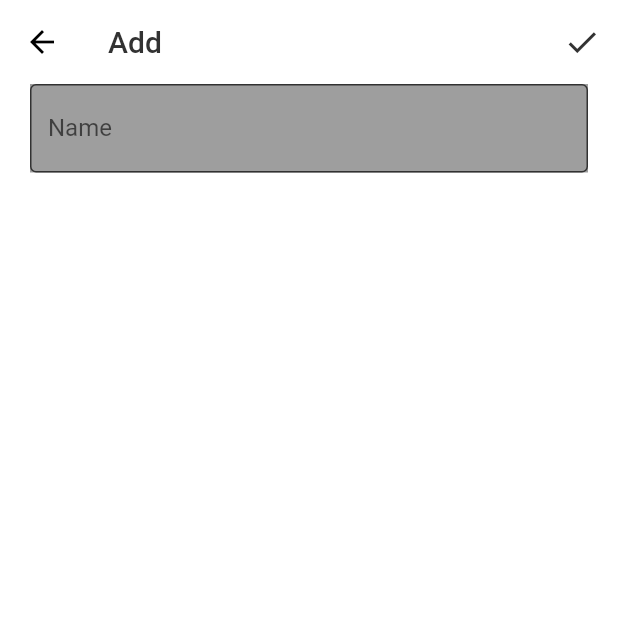
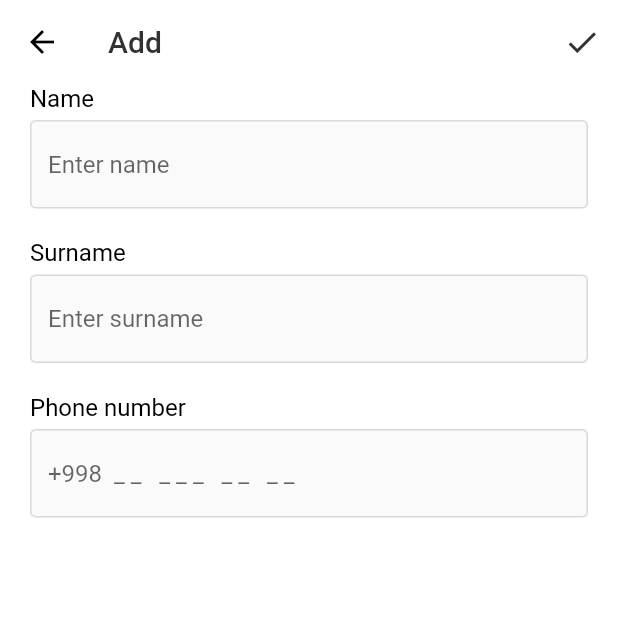
Before and after one commit to SMAmmadAli/Contact-App, a Flutter app: the MyAdd screen opened directly, on a phone screen of 412 x 824 dp, the top half of it. Run offline on Flutter 3.47's test engine with Material 2 defaults, Android fonts, the phone set to English and light mode, and no system bars.

Commit message:
Half App Completed

```diff
--- /dev/null
+++ b/lib/Model/listClass.dart
@@ -0,0 +1 @@
+final List<Map> Contact = [];
--- a/lib/Page/add.dart
+++ b/lib/Page/add.dart
@@ -1,8 +1,33 @@
+import 'package:contact_app/Page/listview.dart';
 import 'package:contact_app/utils/color_file.dart';
+import 'package:contact_app/utils/text_file.dart';
 import 'package:flutter/material.dart';
 
-class MyAdd extends StatelessWidget {
+import '../Model/listClass.dart';
+import '../utils/image_file.dart';
+
+class MyAdd extends StatefulWidget {
   const MyAdd({super.key});
+
+  @override
+  State<MyAdd> createState() => _MyAddState();
+}
+
+class _MyAddState extends State<MyAdd> {
+  TextEditingController name = TextEditingController();
+  TextEditingController surname = TextEditingController();
+  TextEditingController Phone = TextEditingController();
+
+  addNewContact(context) {
+    setState(() {
+      Contact.add({
+        "Name": name.text,
+        "Surname": surname.text,
+        "Phone": Phone.text,
+      });
+      print(Contact);
+    });
+  }
 
   @override
   Widget build(BuildContext context) {
@@ -24,7 +49,11 @@ class MyAdd extends StatelessWidget {
         ),
         actions: [
           IconButton(
-              onPressed: () {},
+              onPressed: () {
+                addNewContact(context);
+                Navigator.pushReplacement(context,
+                    MaterialPageRoute(builder: (context) => MyListView()));
+              },
               icon: Icon(
                 Icons.check,
                 color: MyColor.lightBlack,
@@ -34,18 +63,89 @@ class MyAdd extends StatelessWidget {
       ),
       body: Padding(
           padding: const EdgeInsets.symmetric(horizontal: 20),
-        child: Container(
-          color: Colors.grey,
+          child: Column(
+            crossAxisAlignment: CrossAxisAlignment.start,
+            children: [
+              Text(
+                MyTexts.text1,
+                style: TextStyle(
+                  fontWeight: FontWeight.w400,
+                  fontSize: 16,
+                  color: MyColor.black,
+                ),
+              ),
+              const SizedBox(
+                height: 5,
+              ),
+              Container(
+                color: MyColor.lightWhite,
                 child: TextField(
+                  controller: name,
                   decoration: InputDecoration(
-                label: const Text('Name'),
-                hintText: 'Enter name',
+                      fillColor: MyColor.lightWhite,
+                      hintText: MyTexts.hinttext1,
+                      border: InputBorder.none,
                       enabledBorder: OutlineInputBorder(
                           borderSide:
-                        BorderSide(width: 1, color: MyColor.lightBlack))),
+                              BorderSide(width: 1, color: MyColor.lightgrey))),
                 ),
               ),
+              const SizedBox(
+                height: 20,
               ),
+              Text(
+                MyTexts.text2,
+                style: TextStyle(
+                  fontWeight: FontWeight.w400,
+                  fontSize: 16,
+                  color: MyColor.black,
+                ),
+              ),
+              const SizedBox(
+                height: 5,
+              ),
+              Container(
+                color: MyColor.lightWhite,
+                child: TextField(
+                  controller: surname,
+                  decoration: InputDecoration(
+                      fillColor: MyColor.lightWhite,
+                      hintText: MyTexts.hinttext2,
+                      border: InputBorder.none,
+                      enabledBorder: OutlineInputBorder(
+                          borderSide:
+                              BorderSide(width: 1, color: MyColor.lightgrey))),
+                ),
+              ),
+              const SizedBox(
+                height: 20,
+              ),
+              Text(
+                MyTexts.text3,
+                style: TextStyle(
+                  fontWeight: FontWeight.w400,
+                  fontSize: 16,
+                  color: MyColor.black,
+                ),
+              ),
+              const SizedBox(
+                height: 5,
+              ),
+              Container(
+                color: MyColor.lightWhite,
+                child: TextField(
+                  controller: Phone,
+                  decoration: InputDecoration(
+                      fillColor: MyColor.lightWhite,
+                      hintText: MyTexts.hinttext3,
+                      border: InputBorder.none,
+                      enabledBorder: OutlineInputBorder(
+                          borderSide:
+                              BorderSide(width: 1, color: MyColor.lightgrey))),
+                ),
+              ),
+            ],
+          )),
     );
   }
 }
--- a/lib/Page/home_page.dart
+++ b/lib/Page/home_page.dart
@@ -1,3 +1,4 @@
+import 'package:contact_app/Page/add.dart';
 import 'package:contact_app/utils/color_file.dart';
 import 'package:contact_app/utils/image_file.dart';
 import 'package:contact_app/utils/text_file.dart';
@@ -51,7 +52,10 @@ class HomePage extends StatelessWidget {
         ],
       ),
       floatingActionButton: FloatingActionButton(
-        onPressed: () {},
+        onPressed: () {
+          Navigator.pushReplacement(
+              context, MaterialPageRoute(builder: (Context) => const MyAdd()));
+        },
         child: const Icon(Icons.add),
       ),
     );
--- a/lib/main.dart
+++ b/lib/main.dart
@@ -1,4 +1,5 @@
 import 'package:contact_app/Page/add.dart';
+import 'package:contact_app/Page/home_page.dart';
 import 'package:flutter/material.dart';
 
 void main() {
@@ -12,7 +13,7 @@ class MyApp extends StatelessWidget {
   Widget build(BuildContext context) {
     return const MaterialApp(
       debugShowCheckedModeBanner: false,
-      home: MyAdd(),
+      home: HomePage(),
     );
   }
 }
--- a/lib/utils/color_file.dart
+++ b/lib/utils/color_file.dart
@@ -4,4 +4,6 @@ class MyColor {
   static Color black = const Color(0xff000000);
   static Color white = const Color(0xffffffff);
   static Color lightBlack = const Color(0xff323232);
+  static Color lightgrey = const Color(0xffD9D9D9);
+  static Color lightWhite = const Color(0xffFAFAFA);
 }
--- a/lib/utils/text_file.dart
+++ b/lib/utils/text_file.dart
@@ -1,3 +1,9 @@
 class MyTexts {
   static String hpText = 'You have no contacts yet';
+  static String text1 = 'Name';
+  static String text2 = 'Surname';
+  static String text3 = 'Phone number';
+  static String hinttext1 = 'Enter name';
+  static String hinttext2 = 'Enter surname';
+  static String hinttext3 = '+998  _ _   _ _ _   _ _   _ _';
 }
```
Also changed, not shown: lib/Page/listview.dart (added, +102 -0 lines). Lines whose indentation alone changed are shown as unchanged.
